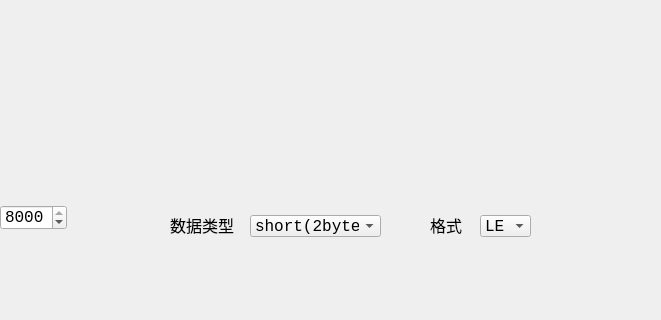
Old version of the form plot/mainwindow.ui in the repository isliulin/QT43; both pictures show x 90 to 751 and y 373 to 693 of the 861 by 693 pixel window.
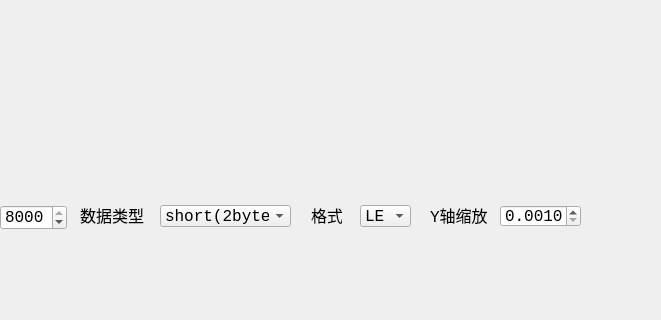
New version of the form. Icons and pictures are not drawn. Custom widgets are drawn as their Qt base class.

Commit message: 添加y轴缩放

Patch:
```diff
--- a/plot/mainwindow.ui
+++ b/plot/mainwindow.ui
@@ -71,8 +71,8 @@
    <widget class="QLabel" name="label_2">
     <property name="geometry">
      <rect>
-      <x>260</x>
-      <y>530</y>
+      <x>170</x>
+      <y>520</y>
       <width>64</width>
       <height>19</height>
      </rect>
@@ -84,8 +84,8 @@
    <widget class="QComboBox" name="comboBox">
     <property name="geometry">
      <rect>
-      <x>340</x>
-      <y>530</y>
+      <x>250</x>
+      <y>520</y>
       <width>131</width>
       <height>22</height>
      </rect>
@@ -114,10 +114,10 @@
    <widget class="QLabel" name="label_3">
     <property name="geometry">
      <rect>
-      <x>520</x>
-      <y>530</y>
-      <width>32</width>
-      <height>19</height>
+      <x>401</x>
+      <y>520</y>
+      <width>31</width>
+      <height>20</height>
      </rect>
     </property>
     <property name="text">
@@ -127,8 +127,8 @@
    <widget class="QComboBox" name="comboBox_2">
     <property name="geometry">
      <rect>
-      <x>570</x>
-      <y>530</y>
+      <x>450</x>
+      <y>520</y>
       <width>51</width>
       <height>22</height>
      </rect>
@@ -144,6 +144,38 @@
      </property>
     </item>
    </widget>
+   <widget class="QLabel" name="label_4">
+    <property name="geometry">
+     <rect>
+      <x>520</x>
+      <y>520</y>
+      <width>57</width>
+      <height>19</height>
+     </rect>
+    </property>
+    <property name="text">
+     <string>Y轴缩放</string>
+    </property>
+   </widget>
+   <widget class="QDoubleSpinBox" name="Scale">
+    <property name="geometry">
+     <rect>
+      <x>590</x>
+      <y>520</y>
+      <width>81</width>
+      <height>22</height>
+     </rect>
+    </property>
+    <property name="decimals">
+     <number>4</number>
+    </property>
+    <property name="minimum">
+     <double>0.001000000000000</double>
+    </property>
+    <property name="singleStep">
+     <double>0.000100000000000</double>
+    </property>
+   </widget>
   </widget>
   <widget class="QMenuBar" name="menuBar">
    <property name="geometry">
```
The commit also changes 1 other file.
